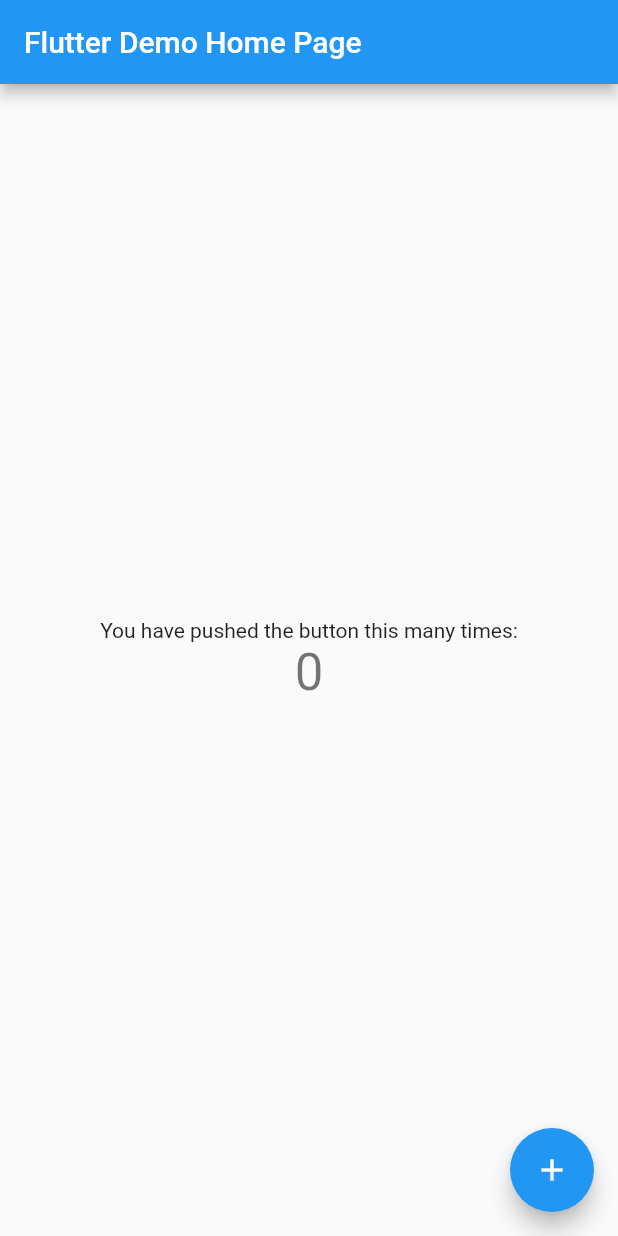
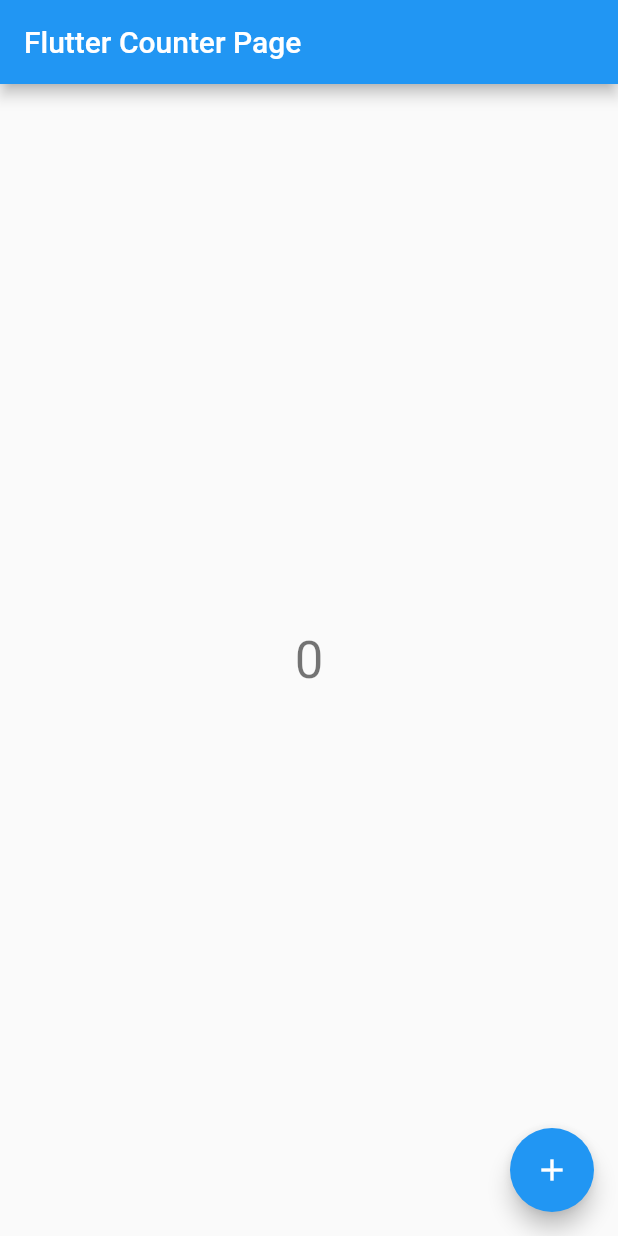
Before and after one commit to karamage/flutter_global_object_key_example, a Flutter app: the screen it shows after launch, on a phone screen of 412 x 824 dp. Run offline on Flutter 3.47's test engine with Material 2 defaults, Android fonts, the phone set to English and light mode, and no system bars.

Commit message:
add counter and counter_page.

```diff
--- /dev/null
+++ b/lib/counter.dart
@@ -0,0 +1,26 @@
+import 'package:flutter/material.dart';
+
+class Counter extends StatefulWidget {
+  Counter({Key? key}) : super(key: key);
+
+  @override
+  _CounterState createState() => _CounterState();
+}
+
+class _CounterState extends State<Counter> {
+  int _counter = 0;
+
+  void incrementCounter() {
+    setState(() {
+      _counter++;
+    });
+  }
+
+  @override
+  Widget build(BuildContext context) {
+    return Text(
+      '$_counter',
+      style: Theme.of(context).textTheme.headline4,
+    );
+  }
+}
--- /dev/null
+++ b/lib/counter_page.dart
@@ -0,0 +1,26 @@
+import 'package:flutter/material.dart';
+import 'package:flutter_global_object_key_example/counter.dart';
+
+class CounterPage extends StatelessWidget {
+  final String title;
+  CounterPage({Key? key, required this.title}) : super(key: key);
+
+  @override
+  Widget build(BuildContext context) {
+    return Scaffold(
+      appBar: AppBar(
+        title: Text(title),
+      ),
+      body: Center(
+        child: Counter(),
+      ),
+      floatingActionButton: FloatingActionButton(
+        onPressed: () {
+          // TODO ここでCounterのincrementCounter()を呼び出したい
+        },
+        tooltip: 'Increment',
+        child: Icon(Icons.add),
+      ), // This trailing comma makes auto-formatting nicer for build methods.
+    );
+  }
+}
--- a/lib/main.dart
+++ b/lib/main.dart
@@ -1,4 +1,5 @@
 import 'package:flutter/material.dart';
+import 'package:flutter_global_object_key_example/counter_page.dart';
 
 void main() {
   runApp(MyApp());
@@ -11,103 +12,9 @@
     return MaterialApp(
       title: 'Flutter Demo',
       theme: ThemeData(
-        // This is the theme of your application.
-        //
-        // Try running your application with "flutter run". You'll see the
-        // application has a blue toolbar. Then, without quitting the app, try
-        // changing the primarySwatch below to Colors.green and then invoke
-        // "hot reload" (press "r" in the console where you ran "flutter run",
-        // or simply save your changes to "hot reload" in a Flutter IDE).
-        // Notice that the counter didn't reset back to zero; the application
-        // is not restarted.
         primarySwatch: Colors.blue,
       ),
-      home: MyHomePage(title: 'Flutter Demo Home Page'),
+      home: CounterPage(title: 'Flutter Counter Page'),
     );
   }
 }
-
-class MyHomePage extends StatefulWidget {
-  MyHomePage({Key? key, required this.title}) : super(key: key);
-
-  // This widget is the home page of your application. It is stateful, meaning
-  // that it has a State object (defined below) that contains fields that affect
-  // how it looks.
-
-  // This class is the configuration for the state. It holds the values (in this
-  // case the title) provided by the parent (in this case the App widget) and
-  // used by the build method of the State. Fields in a Widget subclass are
-  // always marked "final".
-
-  final String title;
-
-  @override
-  _MyHomePageState createState() => _MyHomePageState();
-}
-
-class _MyHomePageState extends State<MyHomePage> {
-  int _counter = 0;
-
-  void _incrementCounter() {
-    setState(() {
-      // This call to setState tells the Flutter framework that something has
-      // changed in this State, which causes it to rerun the build method below
-      // so that the display can reflect the updated values. If we changed
-      // _counter without calling setState(), then the build method would not be
-      // called again, and so nothing would appear to happen.
-      _counter++;
-    });
-  }
-
-  @override
-  Widget build(BuildContext context) {
-    // This method is rerun every time setState is called, for instance as done
-    // by the _incrementCounter method above.
-    //
-    // The Flutter framework has been optimized to make rerunning build methods
-    // fast, so that you can just rebuild anything that needs updating rather
-    // than having to individually change instances of widgets.
-    return Scaffold(
-      appBar: AppBar(
-        // Here we take the value from the MyHomePage object that was created by
-        // the App.build method, and use it to set our appbar title.
-        title: Text(widget.title),
-      ),
-      body: Center(
-        // Center is a layout widget. It takes a single child and positions it
-        // in the middle of the parent.
-        child: Column(
-          // Column is also a layout widget. It takes a list of children and
-          // arranges them vertically. By default, it sizes itself to fit its
-          // children horizontally, and tries to be as tall as its parent.
-          //
-          // Invoke "debug painting" (press "p" in the console, choose the
-          // "Toggle Debug Paint" action from the Flutter Inspector in Android
-          // Studio, or the "Toggle Debug Paint" command in Visual Studio Code)
-          // to see the wireframe for each widget.
-          //
-          // Column has various properties to control how it sizes itself and
-          // how it positions its children. Here we use mainAxisAlignment to
-          // center the children vertically; the main axis here is the vertical
-          // axis because Columns are vertical (the cross axis would be
-          // horizontal).
-          mainAxisAlignment: MainAxisAlignment.center,
-          children: <Widget>[
-            Text(
-              'You have pushed the button this many times:',
-            ),
-            Text(
-              '$_counter',
-              style: Theme.of(context).textTheme.headline4,
-            ),
-          ],
-        ),
-      ),
-      floatingActionButton: FloatingActionButton(
-        onPressed: _incrementCounter,
-        tooltip: 'Increment',
-        child: Icon(Icons.add),
-      ), // This trailing comma makes auto-formatting nicer for build methods.
-    );
-  }
-}
```
